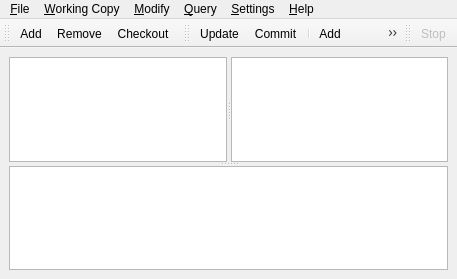
Qt form src/forms/qsvn.ui (anrichter/qsvn) before a commit.
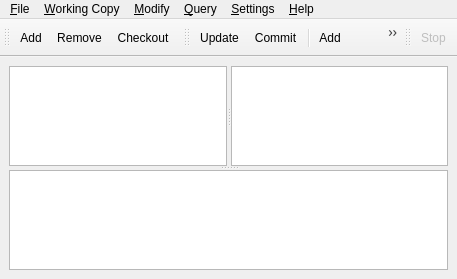
The same form after that commit. Icons and pictures are not drawn.

Commit message: - begin own icon set

The edit to the form file:
```diff
--- a/src/forms/qsvn.ui
+++ b/src/forms/qsvn.ui
@@ -140,8 +140,8 @@
   <widget class="QToolBar" name="toolBarWorkingCopy" >
    <property name="minimumSize" >
     <size>
-     <width>38</width>
-     <height>27</height>
+     <width>50</width>
+     <height>38</height>
     </size>
    </property>
    <property name="orientation" >
@@ -149,8 +149,8 @@
    </property>
    <property name="iconSize" >
     <size>
-     <width>16</width>
-     <height>16</height>
+     <width>24</width>
+     <height>24</height>
     </size>
    </property>
    <attribute name="toolBarArea" >
@@ -178,6 +178,12 @@
    <property name="orientation" >
     <enum>Qt::Horizontal</enum>
    </property>
+   <property name="iconSize" >
+    <size>
+     <width>24</width>
+     <height>24</height>
+    </size>
+   </property>
    <attribute name="toolBarArea" >
     <number>4</number>
    </attribute>
```
Left out of the diff: 8 changed lines with no effect on the pictures. The commit also changes 11 other files.
